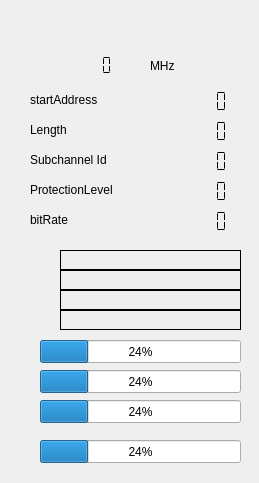
Before: the Qt Designer form forms/technical_data.ui in JvanKatwijk/qt-dab, drawn with Qt 5.
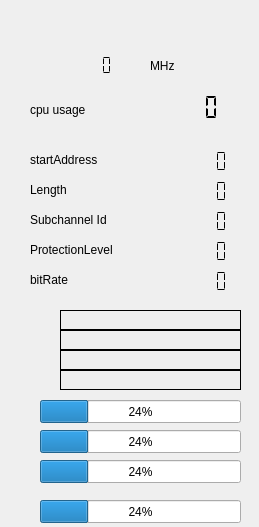
After: the same form once the commit is applied.

The edit to the form file:
```diff
--- a/forms/technical_data.ui
+++ b/forms/technical_data.ui
@@ -7,7 +7,7 @@
     <x>0</x>
     <y>0</y>
     <width>259</width>
-    <height>483</height>
+    <height>527</height>
    </rect>
   </property>
   <property name="windowTitle">
@@ -17,7 +17,7 @@
    <property name="geometry">
     <rect>
      <x>170</x>
-     <y>90</y>
+     <y>150</y>
      <width>64</width>
      <height>23</height>
     </rect>
@@ -33,7 +33,7 @@
    <property name="geometry">
     <rect>
      <x>170</x>
-     <y>120</y>
+     <y>180</y>
      <width>64</width>
      <height>23</height>
     </rect>
@@ -49,7 +49,7 @@
    <property name="geometry">
     <rect>
      <x>60</x>
-     <y>290</y>
+     <y>350</y>
      <width>181</width>
      <height>20</height>
     </rect>
@@ -65,7 +65,7 @@
    <property name="geometry">
     <rect>
      <x>170</x>
-     <y>180</y>
+     <y>240</y>
      <width>64</width>
      <height>23</height>
     </rect>
@@ -84,7 +84,7 @@
    <property name="geometry">
     <rect>
      <x>30</x>
-     <y>90</y>
+     <y>150</y>
      <width>111</width>
      <height>20</height>
     </rect>
@@ -97,7 +97,7 @@
    <property name="geometry">
     <rect>
      <x>30</x>
-     <y>120</y>
+     <y>180</y>
      <width>63</width>
      <height>20</height>
     </rect>
@@ -110,7 +110,7 @@
    <property name="geometry">
     <rect>
      <x>30</x>
-     <y>180</y>
+     <y>240</y>
      <width>111</width>
      <height>20</height>
     </rect>
@@ -123,7 +123,7 @@
    <property name="geometry">
     <rect>
      <x>60</x>
-     <y>310</y>
+     <y>370</y>
      <width>181</width>
      <height>20</height>
     </rect>
@@ -139,7 +139,7 @@
    <property name="geometry">
     <rect>
      <x>30</x>
-     <y>210</y>
+     <y>270</y>
      <width>63</width>
      <height>20</height>
     </rect>
@@ -152,7 +152,7 @@
    <property name="geometry">
     <rect>
      <x>170</x>
-     <y>210</y>
+     <y>270</y>
      <width>64</width>
      <height>23</height>
     </rect>
@@ -168,7 +168,7 @@
    <property name="geometry">
     <rect>
      <x>170</x>
-     <y>150</y>
+     <y>210</y>
      <width>64</width>
      <height>23</height>
     </rect>
@@ -184,7 +184,7 @@
    <property name="geometry">
     <rect>
      <x>30</x>
-     <y>150</y>
+     <y>210</y>
      <width>111</width>
      <height>20</height>
     </rect>
@@ -197,7 +197,7 @@
    <property name="geometry">
     <rect>
      <x>60</x>
-     <y>250</y>
+     <y>310</y>
      <width>181</width>
      <height>20</height>
     </rect>
@@ -213,7 +213,7 @@
    <property name="geometry">
     <rect>
      <x>60</x>
-     <y>270</y>
+     <y>330</y>
      <width>181</width>
      <height>20</height>
     </rect>
@@ -277,7 +277,7 @@
    <property name="geometry">
     <rect>
      <x>40</x>
-     <y>340</y>
+     <y>400</y>
      <width>201</width>
      <height>23</height>
     </rect>
@@ -293,7 +293,7 @@
    <property name="geometry">
     <rect>
      <x>40</x>
-     <y>370</y>
+     <y>430</y>
      <width>201</width>
      <height>23</height>
     </rect>
@@ -309,7 +309,7 @@
    <property name="geometry">
     <rect>
      <x>40</x>
-     <y>400</y>
+     <y>460</y>
      <width>201</width>
      <height>23</height>
     </rect>
@@ -325,7 +325,7 @@
    <property name="geometry">
     <rect>
      <x>40</x>
-     <y>440</y>
+     <y>500</y>
      <width>201</width>
      <height>23</height>
     </rect>
@@ -337,6 +337,35 @@
     <number>24</number>
    </property>
   </widget>
+  <widget class="QLabel" name="cpuLabel">
+   <property name="geometry">
+    <rect>
+     <x>30</x>
+     <y>100</y>
+     <width>81</width>
+     <height>20</height>
+    </rect>
+   </property>
+   <property name="text">
+    <string>cpu usage</string>
+   </property>
+  </widget>
+  <widget class="QLCDNumber" name="cpuMonitor">
+   <property name="geometry">
+    <rect>
+     <x>150</x>
+     <y>92</y>
+     <width>71</width>
+     <height>31</height>
+    </rect>
+   </property>
+   <property name="frameShape">
+    <enum>QFrame::NoFrame</enum>
+   </property>
+   <property name="segmentStyle">
+    <enum>QLCDNumber::Flat</enum>
+   </property>
+  </widget>
  </widget>
  <resources/>
  <connections/>
```
